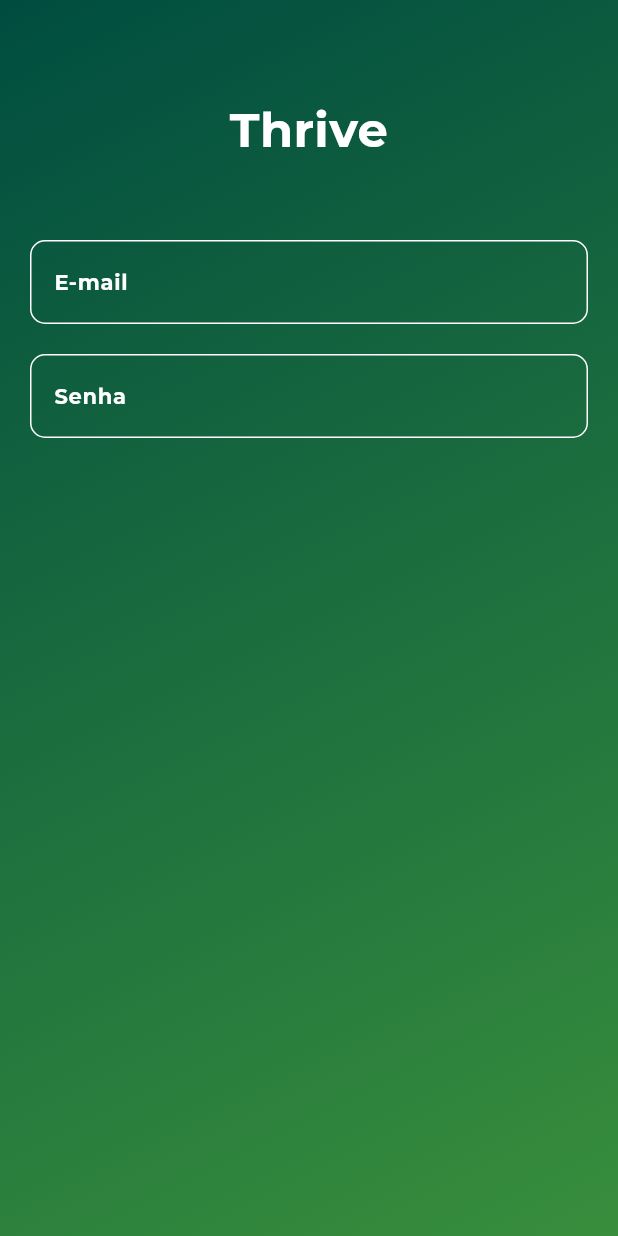
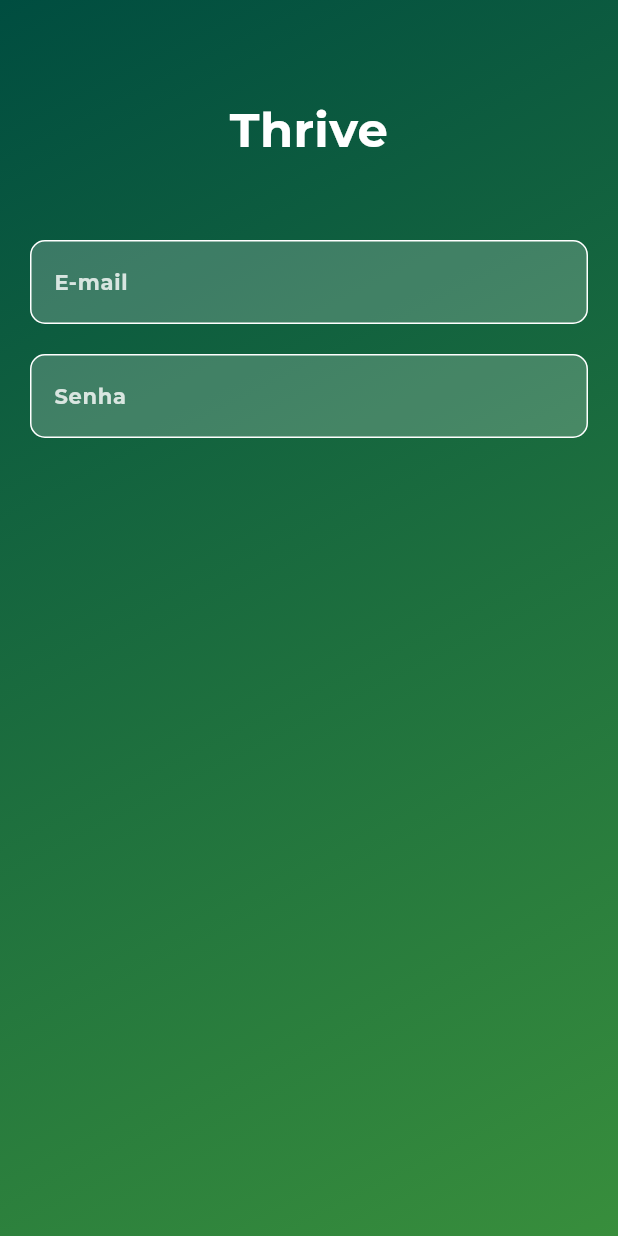
Before and after one commit to diegovscoelho/thrive-app, a Flutter app: the screen it shows after launch, on a phone screen of 412 x 824 dp. Run offline on Flutter 3.47's test engine with Material 3 defaults, Android fonts, the phone set to English and light mode, and no system bars; our stand-ins replace google_fonts.

Commit message:
Montando estrutura das pastas e componentizando inputs

```diff
--- a/lib/landing.dart
+++ /dev/null
@@ -1,102 +0,0 @@
-import 'package:flutter/material.dart';
-import 'package:google_fonts/google_fonts.dart';
-
-class Landing extends StatelessWidget {
-  const Landing({super.key});
-
-  @override
-  Widget build(BuildContext context) {
-    return Scaffold(
-      body: Container(
-        width: double.infinity,
-        height: double.infinity,
-        decoration: const BoxDecoration(
-          gradient: LinearGradient(
-            begin: Alignment.topLeft,
-            end: Alignment.bottomRight,
-            colors: [Color(0xFF004d40), Color(0xFF388e3c)],
-          ),
-        ),
-        child: Padding(
-          padding: const EdgeInsets.only(top: 64.0),
-          child: Column(
-            children: [
-              Text(
-                'Thrive',
-                textAlign: TextAlign.center,
-                style: GoogleFonts.montserrat(
-                  fontSize: 32,
-                  color: Colors.white,
-                  fontWeight: FontWeight.bold,
-                ),
-              ),
-              const SizedBox(height: 50),
-              Padding(
-                padding: const EdgeInsets.symmetric(horizontal: 20.0),
-                child: Column(
-                  children: [
-                    TextFormField(
-                      decoration: InputDecoration(
-                        labelText: 'E-mail',
-                        labelStyle: GoogleFonts.montserrat(
-                          fontSize: 14,
-                          color: Colors.white,
-                          fontWeight: FontWeight.bold,
-                        ),
-                        fillColor: Colors.transparent,
-                        border: OutlineInputBorder(
-                          borderRadius: BorderRadius.circular(10),
-                          borderSide: BorderSide(color: Colors.white),
-                        ),
-                        enabledBorder: OutlineInputBorder(
-                          borderRadius: BorderRadius.circular(10),
-                          borderSide: BorderSide(color: Colors.white),
-                        ),
-                        focusedBorder: OutlineInputBorder(
-                          borderRadius: BorderRadius.all(Radius.circular(10)),
-                          borderSide: BorderSide(
-                            color: Colors.amber,
-                            width: 2.0,
-                          ),
-                        ),
-                      ),
-                      keyboardType: TextInputType.emailAddress,
-                    ),
-                    const SizedBox(height: 20),
-                    TextFormField(
-                      decoration: InputDecoration(
-                        labelText: 'Senha',
-                        labelStyle: GoogleFonts.montserrat(
-                          fontSize: 14,
-                          color: Colors.white,
-                          fontWeight: FontWeight.bold,
-                        ),
-                        fillColor: Colors.transparent,
-                        border: OutlineInputBorder(
-                          borderRadius: BorderRadius.circular(10),
-                          borderSide: BorderSide(color: Colors.white),
-                        ),
-                        enabledBorder: OutlineInputBorder(
-                          borderRadius: BorderRadius.circular(10),
-                          borderSide: BorderSide(color: Colors.white),
-                        ),
-                        focusedBorder: OutlineInputBorder(
-                          borderRadius: BorderRadius.all(Radius.circular(10)),
-                          borderSide: BorderSide(
-                            color: Colors.amber,
-                            width: 2.0,
-                          ),
-                        ),
-                      ),
-                      obscureText: true,
-                    ),
-                  ],
-                ),
-              ),
-            ],
-          ),
-        ),
-      ),
-    );
-  }
-}
--- a/lib/main.dart
+++ b/lib/main.dart
@@ -1,5 +1,5 @@
 import 'package:flutter/material.dart';
-import 'package:thrive/landing.dart';
+import 'package:thrive/src/presentation/login/login_screen.dart';
 
 void main() {
   runApp(const MyApp());
@@ -11,7 +11,7 @@
   @override
   Widget build(BuildContext context) {
     return MaterialApp(
-      home: const Landing(),
+      home: const LoginScreen(),
     );
   }
 }
--- /dev/null
+++ b/lib/src/core/utils/custom_text_field.dart
@@ -0,0 +1,42 @@
+import 'package:flutter/material.dart';
+import 'package:google_fonts/google_fonts.dart';
+
+class CustomTextField extends StatelessWidget {
+  const CustomTextField({
+    super.key,
+    required this.labelText,
+    this.keyboardType = TextInputType.text,
+  });
+
+  final String labelText;
+  final TextInputType keyboardType;
+
+  static const _defaultInputBorder = OutlineInputBorder(
+    borderRadius: BorderRadius.all(Radius.circular(10)),
+    borderSide: BorderSide(color: Colors.white),
+  );
+
+  @override
+  Widget build(BuildContext context) {
+    return TextFormField(
+      decoration: InputDecoration(
+        labelText: labelText,
+        labelStyle: GoogleFonts.montserrat(
+          fontSize: 14,
+          color: Colors.white.withValues(alpha: 0.8),
+          fontWeight: FontWeight.bold,
+        ),
+        fillColor: Colors.white.withValues(alpha: 0.2),
+        filled: true,
+        border: _defaultInputBorder,
+        enabledBorder: _defaultInputBorder,
+        focusedBorder: const OutlineInputBorder(
+          borderRadius: BorderRadius.all(Radius.circular(10)),
+          borderSide: BorderSide(color: Colors.amber, width: 2.0),
+        ),
+      ),
+      keyboardType: keyboardType,
+      style: const TextStyle(color: Colors.white),
+    );
+  }
+}
--- /dev/null
+++ b/lib/src/presentation/login/login_screen.dart
@@ -0,0 +1,51 @@
+import 'package:flutter/material.dart';
+import 'package:google_fonts/google_fonts.dart';
+import 'package:thrive/src/core/utils/custom_text_field.dart';
+
+class LoginScreen extends StatelessWidget {
+  const LoginScreen({super.key});
+
+  @override
+  Widget build(BuildContext context) {
+    return Scaffold(
+      body: Container(
+        width: double.infinity,
+        height: double.infinity,
+        decoration: const BoxDecoration(
+          gradient: LinearGradient(
+            begin: Alignment.topLeft,
+            end: Alignment.bottomRight,
+            colors: [Color(0xFF004d40), Color(0xFF388e3c)],
+          ),
+        ),
+        child: Padding(
+          padding: const EdgeInsets.only(top: 64.0),
+          child: Column(
+            children: [
+              Text(
+                'Thrive',
+                textAlign: TextAlign.center,
+                style: GoogleFonts.montserrat(
+                  fontSize: 32,
+                  color: Colors.white,
+                  fontWeight: FontWeight.bold,
+                ),
+              ),
+              const SizedBox(height: 50),
+              Padding(
+                padding: const EdgeInsets.symmetric(horizontal: 20.0),
+                child: Column(
+                  children: [
+                    CustomTextField(labelText: 'E-mail'),
+                    const SizedBox(height: 20),
+                    CustomTextField(labelText: 'Senha'),
+                  ],
+                ),
+              ),
+            ],
+          ),
+        ),
+      ),
+    );
+  }
+}
```
Also changed, not shown: 2 other files.
